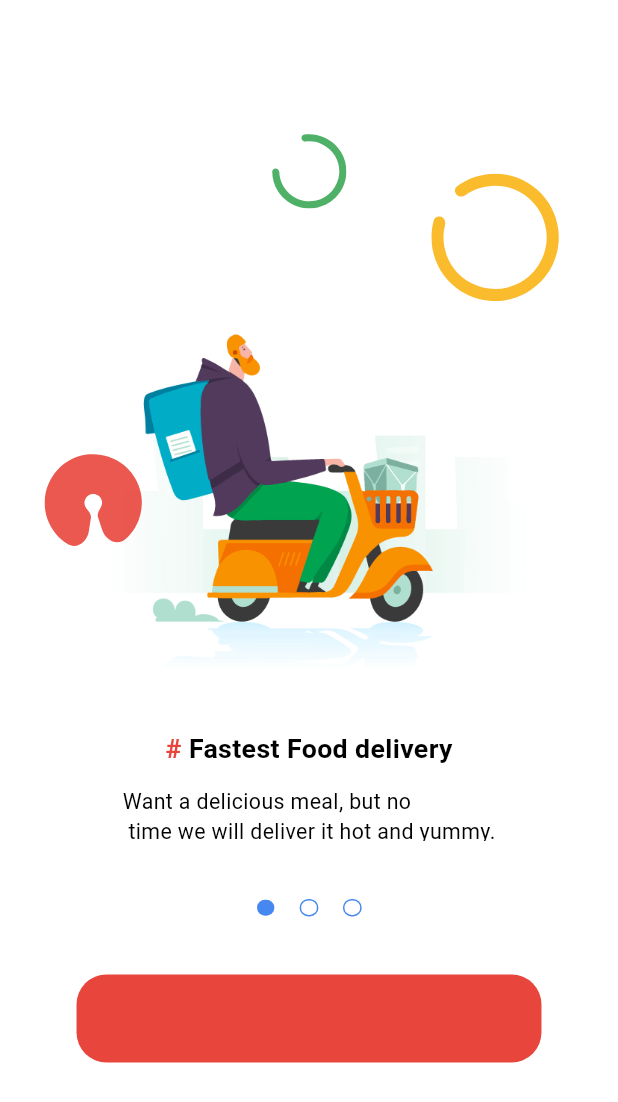
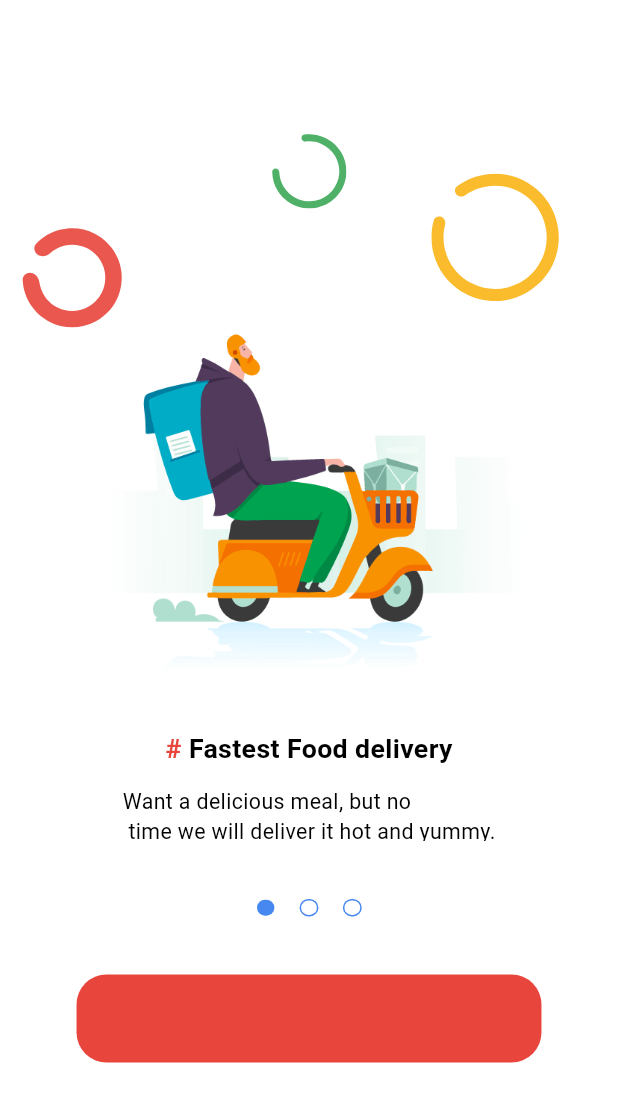
Before and after one commit to najeebaslan/food_delivery, a Flutter app: the screen it shows after launch, on a phone screen of 412 x 824 dp. Shown: the top 1102 px of the screen. Run offline on Flutter 3.47's test engine with Material 3 defaults, Android fonts, the phone set to English and light mode, and no system bars; drawn by our look-alikes of flutter_platform_widgets, smooth_page_indicator; our stand-ins replace bloc, flutter_bloc, flutter_native_splash, flutter_screenutil, flutter_svg, shared_preferences.

Commit message:
refactor OnboardingHomeView ✅

```diff
--- a/lib/core/constants/assets_constants.dart
+++ b/lib/core/constants/assets_constants.dart
@@ -20,5 +20,4 @@ class ImagesConstants {
   static const circleBorderYellow = '${_baseImages}circle_border_yellow.svg';
   static const deliveryManOnboarding = '${_baseImages}delivery_man_onboarding.gif';
   static const onboardingCircleRed = '${_baseImages}onboarding_circle_red.svg';
-  static const onboardingCircleBoldRed = '${_baseImages}onboarding_circle_bold_red.svg';
 }
--- a/lib/features/onboading/onboarding_home_view.dart
+++ b/lib/features/onboading/onboarding_home_view.dart
@@ -1,16 +1,30 @@
+import 'dart:developer';
+import 'dart:math' as math;
+
 import 'package:flutter/cupertino.dart';
 import 'package:flutter/material.dart';
-import 'package:flutter/widgets.dart';
 import 'package:flutter_platform_widgets/flutter_platform_widgets.dart';
 import 'package:flutter_screenutil/flutter_screenutil.dart';
 import 'package:flutter_svg/svg.dart';
 
 import '../../core/constants/assets_constants.dart';
+import '../../core/widget/custom_painters/onboarding_circle_bold_red.dart';
 import 'widgets/body_onboarding.dart';
 
-class OnboardingHomeView extends StatelessWidget {
+class OnboardingHomeView extends StatefulWidget {
   const OnboardingHomeView({super.key, required this.onboardingHeroTags});
   final OnboardingHeroTags onboardingHeroTags;
+
+  @override
+  State<OnboardingHomeView> createState() => _OnboardingHomeViewState();
+}
+
+class _OnboardingHomeViewState extends State<OnboardingHomeView>
+    with TickerProviderStateMixin {
+  late final AnimationController _animationController;
+  late Tween<double> _animation;
+  final _delayTimeStartAnimation = ValueNotifier<bool>(false);
+
   static List<String> title = [
     'Fastest Food delivery',
     'Good Food for Good Moments',
@@ -21,6 +35,37 @@ class OnboardingHomeView extends StatelessWidget {
     'Taste that best, its on time.',
     'Want a delicious meal, but no\n time we will deliver it hot and yummy.',
   ];
+  late Tween<double> _colorTween;
+
+  @override
+  void initState() {
+    super.initState();
+    _animationController = AnimationController(
+      duration: const Duration(milliseconds: 1000),
+      vsync: this,
+    );
+
+    Future.delayed(
+      Duration(seconds: 2),
+      () {
+        _animation = Tween<double>(begin: 0, end: math.pi / 1.5);
+        _delayTimeStartAnimation.value = true;
+        _animationController.forward();
+        _colorTween = Tween<double>(begin: 1, end: 0.0);
+        _animationController.addListener(() {});
+        _animationController.addStatusListener((status) {
+          if (status == AnimationStatus.completed) {}
+        });
+      },
+    );
+  }
+
+  @override
+  void dispose() {
+    _animationController.dispose();
+    super.dispose();
+  }
+
   @override
   Widget build(BuildContext context) {
     return PlatformScaffold(
@@ -29,8 +74,12 @@ class OnboardingHomeView extends StatelessWidget {
           right: 20.w,
           left: 20.w,
         ),
-        child: Stack(
+        child: ValueListenableBuilder(
+          valueListenable: _delayTimeStartAnimation,
+          builder: (context, isStart, child) {
+            return Stack(
               alignment: Alignment.center,
+              clipBehavior: Clip.none,
               children: [
                 Positioned(
                   top: 180.h,
@@ -46,7 +95,7 @@ class OnboardingHomeView extends StatelessWidget {
                 Positioned(
                   top: 100.h,
                   child: Hero(
-                tag: onboardingHeroTags.colaCircleTag,
+                    tag: widget.onboardingHeroTags.colaCircleTag,
                     child: SvgPicture.asset(
                       ImagesConstants.circleBorderGreen,
                       height: 56.27.h,
@@ -61,16 +110,58 @@ class OnboardingHomeView extends StatelessWidget {
                     ImagesConstants.circleBorderYellow,
                   ),
                 ),
-            Positioned(
-              top: 340.h,
-              left: 10.w,
+                AnimatedPositioned(
+                  top: isStart ? 170.h : 340.h,
+                  left: isStart ? -5.w : 20.w,
+                  // curve: Curves.easeInOut,
+                  duration: Duration(milliseconds: 1000),
                   child: Hero(
-                tag: onboardingHeroTags.drinkTag,
+                    tag: widget.onboardingHeroTags.drinkTag,
+                    child: AnimatedBuilder(
+                      animation: Listenable.merge([_animationController]),
+                      builder: (context, child) {
+                        if (isStart) {
+                          log(_animation.evaluate(_animationController).toString());
+                        }
+                        return Transform(
+                          alignment: Alignment.center,
+                          transform: Matrix4.identity()
+                            ..rotateZ(
+                              isStart ? _animation.evaluate(_animationController) : 0,
+                            ),
+                          child: isStart
+                              ? Transform.rotate(
+                                  alignment: Alignment.center,
+                                  angle: 4.1,
+                                  child: Stack(
+                                    alignment: Alignment.center,
+                                    // clipBehavior: Clip.none,
+                                    children: [
+                                      OnboardingCircleBoldRed(),
+                                      Transform.rotate(
+                                        angle: 2.1,
+                                        alignment: Alignment.center,
                                         child: SvgPicture.asset(
+                                          ImagesConstants.onboardingCircleRed,
+                                          height: 65.33.h,
+                                          width: 65.33.w,
+                                          colorFilter: ColorFilter.mode(
+                                            Color(0xFFE8453C).withOpacity(
+                                              _colorTween.evaluate(_animationController),
+                                            ),
+                                            BlendMode.srcIn,
+                                          ),
+                                        ),
+                                      ),
+                                    ],
+                                  ))
+                              : SvgPicture.asset(
                                   ImagesConstants.onboardingCircleRed,
                                   height: 69.33.h,
                                   width: 69.33.w,
-
+                                ),
+                        );
+                      },
                     ),
                   ),
                 ),
@@ -82,6 +173,8 @@ class OnboardingHomeView extends StatelessWidget {
                   ),
                 ),
               ],
+            );
+          },
         ),
       ),
     );
```
Also changed, not shown: lib/core/widget/custom_painters/onboarding_circle_bold_red.dart (added, +172 -0 lines), lib/core/widget/splash_animation/splash_animation_view.dart (+10 -12 lines), assets/images/onboarding_circle_bold_red.svg (deleted). Lines whose indentation alone changed are shown as unchanged.
